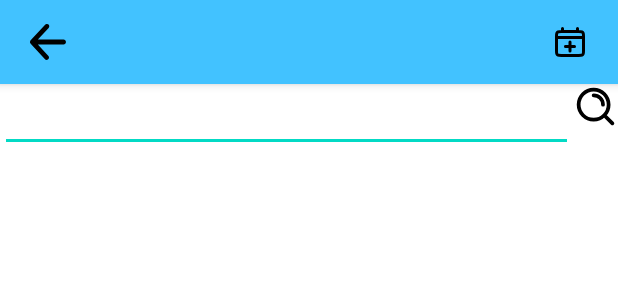
After one commit to PAINTORS/Paintor-AOS, an Android app: the layout activity_search_location.xml on its own in the app's theme, with its tools: preview values and no code run, on a phone screen of 412 x 824 dp. The commit adds this screen. Shown: the top 300 px of the screen. Run offline under Robolectric (Android 15) with nearby library versions, the phone set to English and light mode, and no system bars.

Commit message:
[TripSchedule] #14 지역검색
- Google Places API 연동

```diff
--- a/Paintor/app/build.gradle
+++ b/Paintor/app/build.gradle
@@ -60,6 +60,8 @@ dependencies {
     implementation 'com.google.android.gms:play-services-maps:18.1.0'
     implementation 'com.google.android.gms:play-services-location:21.0.1'
 
+    implementation 'com.google.android.libraries.places:places:3.1.0'
+
     implementation 'com.google.maps.android:android-maps-utils:2.3.0'
     implementation 'com.google.maps.android:maps-utils-ktx:3.4.0'
 
--- /dev/null
+++ b/Paintor/app/src/main/res/layout/activity_search_location.xml
@@ -0,0 +1,43 @@
+<?xml version="1.0" encoding="utf-8"?>
+<androidx.constraintlayout.widget.ConstraintLayout xmlns:android="http://schemas.android.com/apk/res/android"
+    xmlns:app="http://schemas.android.com/apk/res-auto"
+    xmlns:tools="http://schemas.android.com/tools"
+    android:layout_width="match_parent"
+    android:layout_height="match_parent"
+    tools:context=".activity.SearchLocationActivity">
+
+    <com.google.android.material.appbar.AppBarLayout
+        android:id="@+id/appBar"
+        android:layout_width="match_parent"
+        android:layout_height="wrap_content"
+        tools:ignore="MissingConstraints">
+
+        <include
+            android:id="@+id/includeToolbar"
+            layout="@layout/include_tool_bar" />
+
+    </com.google.android.material.appbar.AppBarLayout>
+
+    <EditText
+        android:id="@+id/etLocation"
+        android:layout_width="0dp"
+        android:layout_height="wrap_content"
+        app:layout_constraintLeft_toLeftOf="parent"
+        app:layout_constraintRight_toLeftOf="@+id/ivSearch"
+        app:layout_constraintTop_toBottomOf="@id/appBar" />
+
+    <ImageView
+        android:id="@+id/ivSearch"
+        android:layout_width="30dp"
+        android:layout_height="30dp"
+        android:src="@drawable/ic_search"
+        app:layout_constraintRight_toRightOf="parent"
+        app:layout_constraintTop_toBottomOf="@id/appBar" />
+
+    <androidx.recyclerview.widget.RecyclerView
+        android:id="@+id/rvLocation"
+        android:layout_width="match_parent"
+        android:layout_height="wrap_content"
+        app:layout_constraintTop_toBottomOf="@id/etLocation" />
+
+</androidx.constraintlayout.widget.ConstraintLayout>
--- a/Paintor/app/src/main/res/values/strings.xml
+++ b/Paintor/app/src/main/res/values/strings.xml
@@ -1,5 +1,5 @@
 <resources>
     <string name="app_name">Paintor</string>
     <!-- TODO: Remove or change this placeholder text -->
-    <string name="hello_blank_fragment">Hello blank fragment</string>
+    <string name="GOOGLE_API_KEY">AIzaSyAb4IcFEfDi4aIXWIBtEHGX2Nt8cfcv96s</string>
 </resources>
```
Also changed, not shown: Paintor/app/src/main/java/com/jina/paintor/activity/CalendarActivity.kt (+7 -0 lines), Paintor/app/src/main/java/com/jina/paintor/activity/SearchLocationActivity.kt (added, +38 -0 lines), Paintor/app/src/main/java/com/jina/paintor/adapter/SearchLocationAdapter.kt (added, +151 -0 lines), Paintor/app/src/main/java/com/jina/paintor/ui/ExtensionView.kt (added, +11 -0 lines), Paintor/app/src/main/res/drawable/ic_korea_flag.xml (added, +7 -0 lines), Paintor/app/src/main/res/layout/item_search_location.xml (added, +30 -0 lines).
